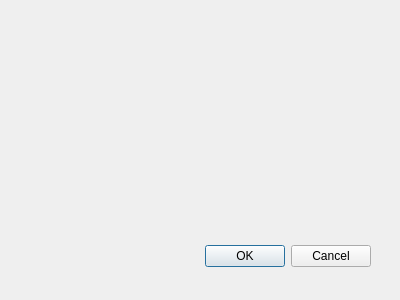
lkucz/magazyn, file users.ui: the form before one commit.
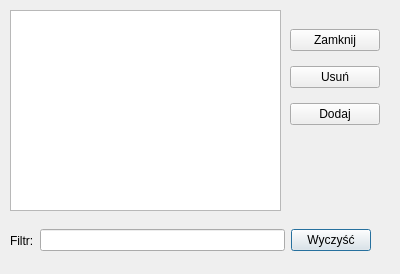
The form after the commit.

What changed in the file:
```diff
--- a/users.ui
+++ b/users.ui
@@ -9,27 +9,89 @@
     <x>0</x>
     <y>0</y>
     <width>400</width>
-    <height>300</height>
+    <height>274</height>
    </rect>
   </property>
   <property name="windowTitle">
    <string>Dialog</string>
   </property>
-  <widget class="QDialogButtonBox" name="buttonBox">
+  <widget class="QWidget" name="horizontalLayoutWidget">
    <property name="geometry">
     <rect>
-     <x>30</x>
-     <y>240</y>
-     <width>341</width>
-     <height>32</height>
+     <x>10</x>
+     <y>220</y>
+     <width>361</width>
+     <height>41</height>
     </rect>
    </property>
-   <property name="orientation">
-    <enum>Qt::Horizontal</enum>
+   <layout class="QHBoxLayout" name="horizontalLayout">
+    <item>
+     <widget class="QLabel" name="label">
+      <property name="text">
+       <string>Filtr:</string>
+      </property>
+     </widget>
+    </item>
+    <item>
+     <widget class="QLineEdit" name="filterEdit"/>
+    </item>
+    <item>
+     <widget class="QPushButton" name="clearFilterButton">
+      <property name="text">
+       <string>Wyczyść</string>
+      </property>
+     </widget>
+    </item>
+   </layout>
+  </widget>
+  <widget class="QListView" name="listView">
+   <property name="geometry">
+    <rect>
+     <x>10</x>
+     <y>10</y>
+     <width>271</width>
+     <height>201</height>
+    </rect>
    </property>
-   <property name="standardButtons">
-    <set>QDialogButtonBox::Cancel|QDialogButtonBox::Ok</set>
+   <property name="editTriggers">
+    <set>QAbstractItemView::NoEditTriggers</set>
    </property>
+   <property name="selectionMode">
+    <enum>QAbstractItemView::ExtendedSelection</enum>
+   </property>
+  </widget>
+  <widget class="QWidget" name="layoutWidget">
+   <property name="geometry">
+    <rect>
+     <x>290</x>
+     <y>20</y>
+     <width>90</width>
+     <height>116</height>
+    </rect>
+   </property>
+   <layout class="QVBoxLayout" name="verticalLayout">
+    <item>
+     <widget class="QPushButton" name="closeButton">
+      <property name="text">
+       <string>Zamknij</string>
+      </property>
+     </widget>
+    </item>
+    <item>
+     <widget class="QPushButton" name="deleteButton">
+      <property name="text">
+       <string>Usuń</string>
+      </property>
+     </widget>
+    </item>
+    <item>
+     <widget class="QPushButton" name="addButton">
+      <property name="text">
+       <string>Dodaj</string>
+      </property>
+     </widget>
+    </item>
+   </layout>
   </widget>
  </widget>
  <pixmapfunction/>
```
Left out of the diff: 40 changed lines with no effect on the pictures.
